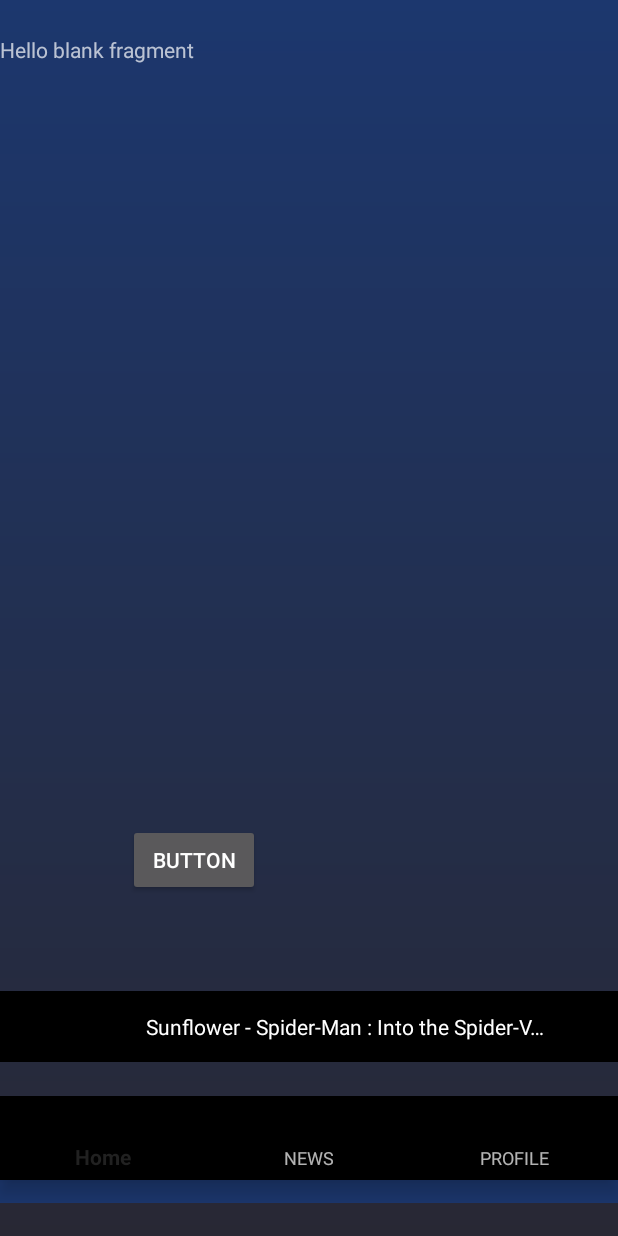
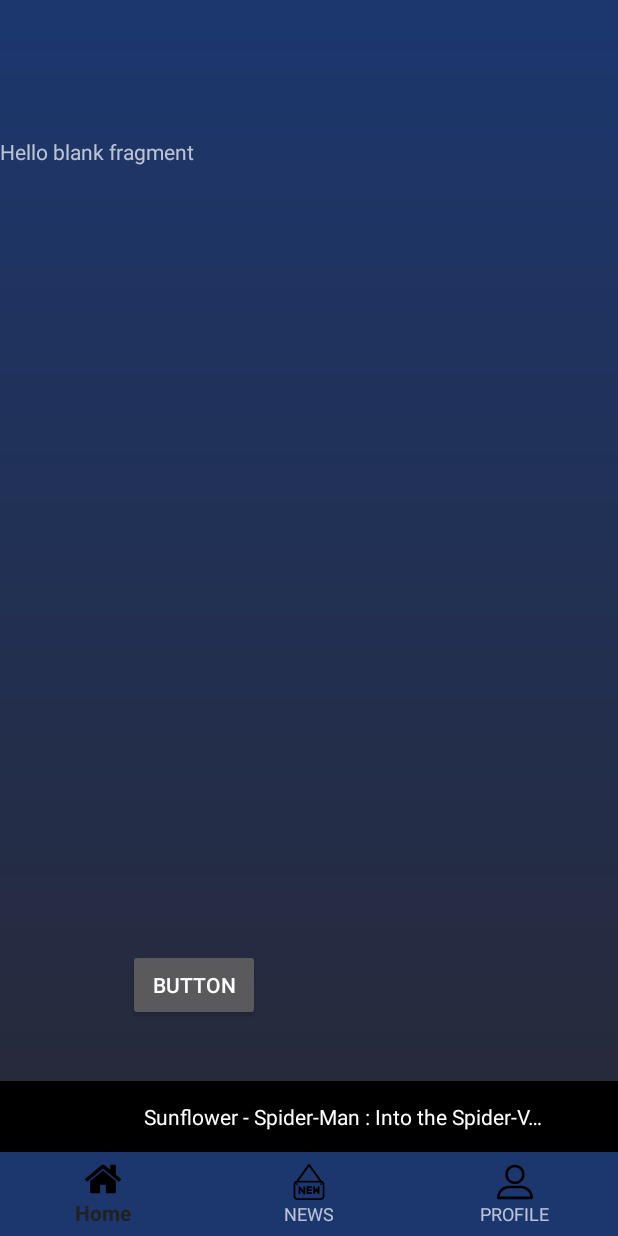
Before and after one commit to SenseiRyuk/HeadMusic, an Android app: the HomeActivity screen opened directly, with no data from a screen before it, on a phone screen of 412 x 824 dp. Run offline under Robolectric (Android 15) with nearby library versions, the phone set to English and light mode, and no system bars.

Commit message:
modification home layout

```diff
--- a/app/src/main/java/com/example/if26new/HomeActivity.java
+++ b/app/src/main/java/com/example/if26new/HomeActivity.java
@@ -26,6 +26,7 @@ public class HomeActivity extends FragmentActivity implements BottomNavigationVi
     private boolean isOnClickHome;
     private TextView musicTitle;
     private Fragment mainFragment;
+    int sertPas;
 
     protected void onCreate(Bundle savedInstanceState) {
         super.onCreate(savedInstanceState);
--- a/app/src/main/res/layout/activity_home.xml
+++ b/app/src/main/res/layout/activity_home.xml
@@ -7,17 +7,30 @@
     android:background="@drawable/gradientbackground"
     tools:context="com.example.if26new.HomeActivity">
 
+    <androidx.constraintlayout.widget.ConstraintLayout
+        android:id="@+id/fragmentContainter"
+        android:layout_width="match_parent"
+        android:layout_height="629dp"
+        app:layout_constraintBottom_toTopOf="@+id/linearLayout"
+        app:layout_constraintEnd_toEndOf="parent"
+        app:layout_constraintHorizontal_bias="1.0"
+        app:layout_constraintStart_toStartOf="parent"
+        app:layout_constraintTop_toTopOf="parent"
+        app:layout_constraintVertical_bias="1.0">
+
+    </androidx.constraintlayout.widget.ConstraintLayout>
+
     <LinearLayout
         android:id="@+id/linearLayout"
-        android:layout_width="416dp"
+        android:layout_width="match_parent"
         android:layout_height="47dp"
-        android:layout_marginTop="614dp"
-        android:layout_marginBottom="70dp"
         android:orientation="horizontal"
-        app:layout_constraintBottom_toBottomOf="parent"
+        app:layout_constraintBottom_toTopOf="@+id/bottonView"
         app:layout_constraintEnd_toEndOf="parent"
+        app:layout_constraintHorizontal_bias="0.2"
         app:layout_constraintStart_toStartOf="parent"
-        app:layout_constraintTop_toTopOf="parent">
+        app:layout_constraintTop_toTopOf="parent"
+        app:layout_constraintVertical_bias="1.0">
 
         <ImageButton
             android:id="@+id/previousMusic"
@@ -53,37 +66,17 @@
             android:layout_weight="1"
             android:background="#000000"
             app:srcCompat="@drawable/pause" />
+
     </LinearLayout>
 
-    <androidx.constraintlayout.widget.ConstraintLayout
-
-        android:id="@+id/linearLayout3"
-        android:layout_width="412dp"
-        android:layout_height="71dp"
+    <com.google.android.material.bottomnavigation.BottomNavigationView
+        android:id="@+id/bottonView"
+        android:layout_width="wrap_content"
+        android:layout_height="wrap_content"
         android:background="#1C376E"
         app:layout_constraintBottom_toBottomOf="parent"
         app:layout_constraintEnd_toEndOf="parent"
-        app:layout_constraintHorizontal_bias="0.0"
         app:layout_constraintStart_toStartOf="parent"
-        app:layout_constraintTop_toBottomOf="@+id/linearLayout">
-
-        <com.google.android.material.bottomnavigation.BottomNavigationView
-            android:id="@+id/bottonView"
-            android:layout_width="wrap_content"
-            android:layout_height="wrap_content"
-            android:background="@null"
-            app:layout_constraintStart_toStartOf="parent"
-            app:layout_constraintTop_toTopOf="parent"
-            app:menu="@menu/bottom_navigation_menu" />
-    </androidx.constraintlayout.widget.ConstraintLayout>
-
-    <androidx.constraintlayout.widget.ConstraintLayout
-        android:id="@+id/fragmentContainter"
-        android:layout_width="match_parent"
-        android:layout_height="614dp"
-        app:layout_constraintBottom_toTopOf="@+id/linearLayout"
-        app:layout_constraintEnd_toEndOf="parent"
-        app:layout_constraintStart_toStartOf="parent"
-        app:layout_constraintTop_toTopOf="parent" />
+        app:menu="@menu/bottom_navigation_menu" />
 
 </androidx.constraintlayout.widget.ConstraintLayout>
```
